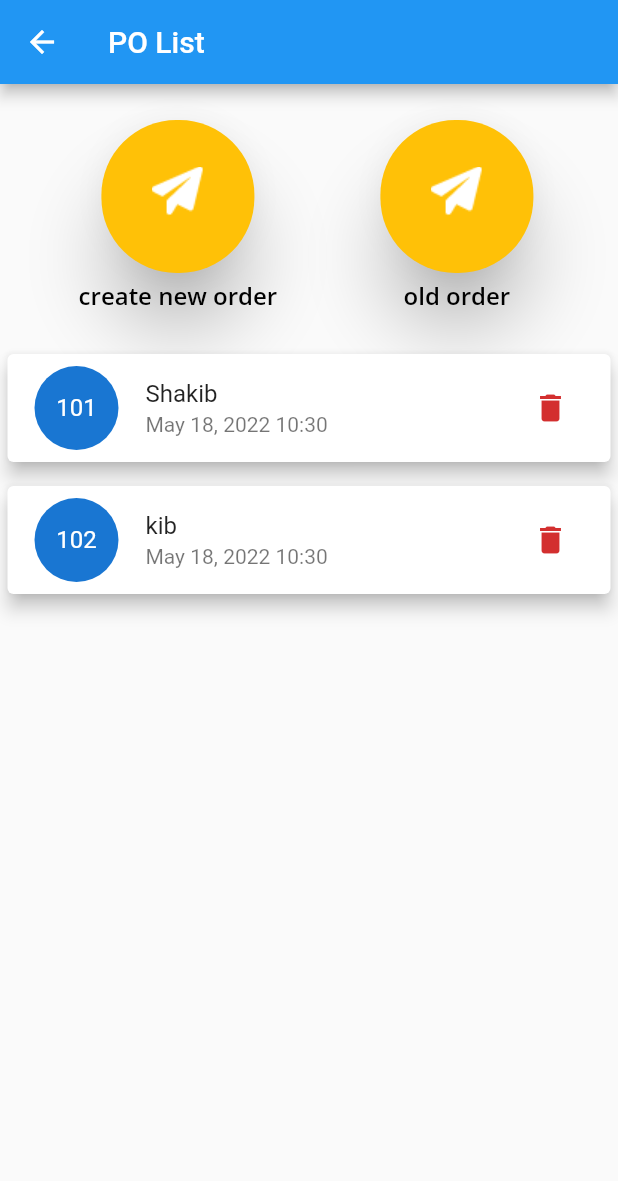
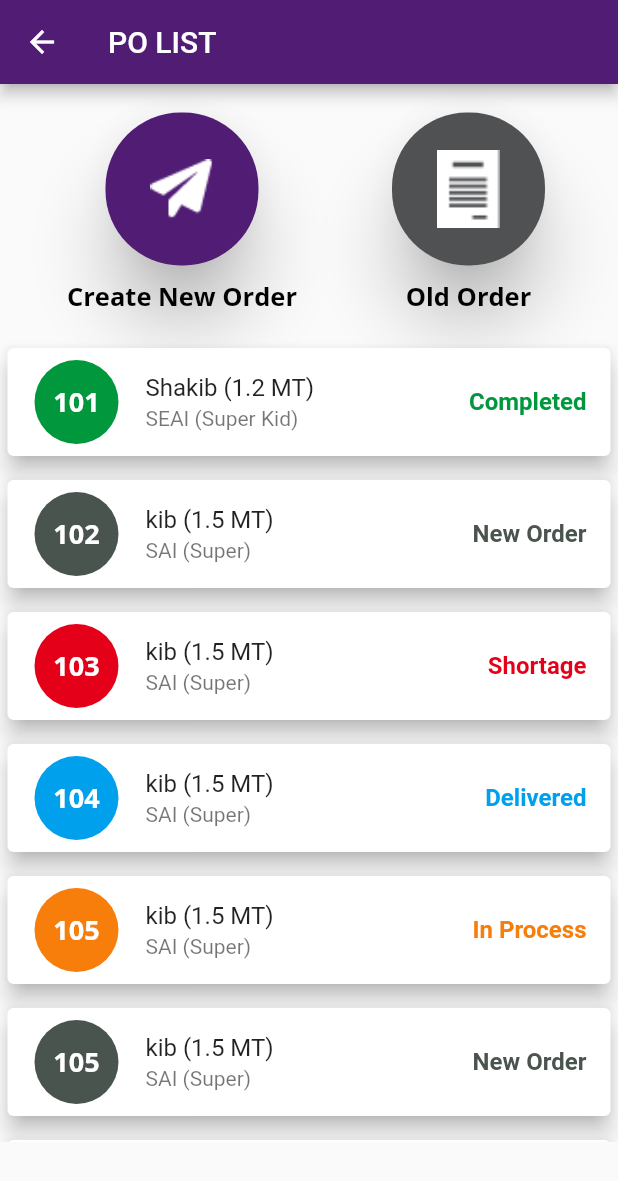
Before and after one commit to Shakibea/nbt, a Flutter app: the POListScreen screen opened by its route, on a phone screen of 412 x 824 dp. Shown: the top 1181 px of the screen. Run offline on Flutter 3.47's test engine with Material 2 defaults, Android fonts, the phone set to English and light mode, and no system bars; our stand-ins replace google_fonts.

Commit message:
new orders category

```diff
--- a/lib/main.dart
+++ b/lib/main.dart
@@ -5,6 +5,7 @@ import './providers/transactions.dart';
 import './screens/po_list_screen.dart';
 import './screens/new_orders_screen.dart';
 import './screens/main_dashboard_screen.dart';
+import './screens/old_orders_screen.dart';
 
 void main() {
   runApp(const MyApp());
@@ -27,6 +28,7 @@ class MyApp extends StatelessWidget {
         routes: {
           NewOrdersScreen.routeName: (_) => NewOrdersScreen(),
           POListScreen.routeName: (_) => POListScreen(),
+          OldOrdersScreen.routeName: (_) => OldOrdersScreen(),
         },
       ),
     );
--- a/lib/providers/transaction.dart
+++ b/lib/providers/transaction.dart
@@ -1,4 +1,6 @@
 import 'package:flutter/material.dart';
+
+enum Status { Complete, MltShortage, InProcess, Delivered, NewOrder }
 
 class Transaction with ChangeNotifier {
   final String id;
@@ -9,7 +11,7 @@ class Transaction with ChangeNotifier {
   final String quantity;
   final String productDetail;
   final DateTime date;
-  final String status;
+  Status status;
 
   Transaction({
     required this.id,
@@ -20,6 +22,40 @@ class Transaction with ChangeNotifier {
     required this.quantity,
     required this.productDetail,
     required this.date,
-    required this.status,
+    this.status = Status.NewOrder,
   });
+
+  String get getStatus {
+    switch (status) {
+      case Status.Complete:
+        return 'Completed';
+      case Status.InProcess:
+        return 'In Process';
+      case Status.MltShortage:
+        return 'Shortage';
+      case Status.NewOrder:
+        return 'New Order';
+      case Status.Delivered:
+        return 'Delivered';
+      default:
+        return 'Unknown';
+    }
+  }
+
+  Color get getColor {
+    switch (status) {
+      case Status.Complete:
+        return const Color(0xff00973D);
+      case Status.InProcess:
+        return const Color(0xffF77E0B);
+      case Status.MltShortage:
+        return const Color(0xffE50019);
+      case Status.NewOrder:
+        return const Color(0xff4A544E);
+      case Status.Delivered:
+        return const Color(0xff00A0EC);
+      default:
+        return const Color(0xff000000);
+    }
+  }
 }
--- a/lib/providers/transactions.dart
+++ b/lib/providers/transactions.dart
@@ -1,8 +1,6 @@
 import 'package:flutter/material.dart';
 
 import 'transaction.dart';
-
-enum status { Complete, MltShortage, InProcess, Delivered, NewOrder }
 
 class Transactions with ChangeNotifier {
   final List<Transaction> _transactions = [
@@ -15,7 +13,7 @@ class Transactions with ChangeNotifier {
       quantity: '1.2 MT',
       productDetail: "productDetail",
       date: DateTime.now(),
-      status: status.InProcess.toString(),
+      status: Status.Complete,
     ),
     Transaction(
       id: '102',
@@ -26,11 +24,70 @@ class Transactions with ChangeNotifier {
       quantity: '1.5 MT',
       productDetail: "productDeta32il",
       date: DateTime.now(),
-      status: status.NewOrder.toString(),
-    )
+      status: Status.NewOrder,
+    ),
+    Transaction(
+      id: '103',
+      productName: 'kib',
+      partyName: 'SAI',
+      factoryName: 'Super',
+      address: 'address 2',
+      quantity: '1.5 MT',
+      productDetail: "productDeta32il",
+      date: DateTime.now(),
+      status: Status.MltShortage,
+    ),
+    Transaction(
+      id: '104',
+      productName: 'kib',
+      partyName: 'SAI',
+      factoryName: 'Super',
+      address: 'address 2',
+      quantity: '1.5 MT',
+      productDetail: "productDeta32il",
+      date: DateTime.now(),
+      status: Status.Delivered,
+    ),
+    Transaction(
+      id: '105',
+      productName: 'kib',
+      partyName: 'SAI',
+      factoryName: 'Super',
+      address: 'address 2',
+      quantity: '1.5 MT',
+      productDetail: "productDeta32il",
+      date: DateTime.now(),
+      status: Status.InProcess,
+    ),
+    Transaction(
+      id: '105',
+      productName: 'kib',
+      partyName: 'SAI',
+      factoryName: 'Super',
+      address: 'address 2',
+      quantity: '1.5 MT',
+      productDetail: "productDeta32il",
+      date: DateTime.now(),
+      status: Status.NewOrder,
+    ),
+    Transaction(
+      id: '105',
+      productName: 'kib',
+      partyName: 'SAI',
+      factoryName: 'Super',
+      address: 'address 2',
+      quantity: '1.5 MT',
+      productDetail: "productDeta32il",
+      date: DateTime.now(),
+      status: Status.Complete,
+    ),
   ];
 
   List<Transaction> get transactions {
     return [..._transactions];
   }
+
+  void addNew(Transaction value) {
+    _transactions.add(value);
+  }
 }
--- a/lib/screens/new_orders_screen.dart
+++ b/lib/screens/new_orders_screen.dart
@@ -1,4 +1,5 @@
 import 'package:flutter/material.dart';
+import 'package:nbt/widgets/app_bar_functions.dart';
 
 class NewOrdersScreen extends StatelessWidget {
   const NewOrdersScreen({Key? key}) : super(key: key);
@@ -8,9 +9,7 @@ class NewOrdersScreen extends StatelessWidget {
   @override
   Widget build(BuildContext context) {
     return Scaffold(
-      appBar: AppBar(
-        title: Text('New Orders'),
-      ),
+      appBar: appBarForNewOrder('CREATE NEW ORDER'),
     );
   }
 }
--- a/lib/screens/po_list_screen.dart
+++ b/lib/screens/po_list_screen.dart
@@ -1,81 +1,75 @@
 import 'package:flutter/material.dart';
 import 'package:provider/provider.dart';
-import 'package:google_fonts/google_fonts.dart';
 
+import '../screens/new_orders_screen.dart';
+import '../screens/old_orders_screen.dart';
+import '../widgets/new_transaction.dart';
 import '../widgets/po_list_item.dart';
 import '../providers/transactions.dart';
+import '../widgets/orders_button.dart';
+import '../widgets/app_bar_functions.dart';
 
 class POListScreen extends StatelessWidget {
   const POListScreen({Key? key}) : super(key: key);
 
   static const routeName = '/po-list';
 
-  Widget newAndOldOrderButton(String title, String icon) {
-    return Column(
-      children: [
-        SizedBox(
-          width: 110,
-          height: 110,
-          child: Card(
-            elevation: 20,
-            color: Colors.amber,
-            shape: RoundedRectangleBorder(
-              borderRadius: BorderRadius.circular(50),
-            ),
-            child: Container(
-              // decoration: BoxDecoration(
-              //     color: Color(color),
-              //     borderRadius: BorderRadius.circular(50)),
-              child: Column(
-                mainAxisAlignment: MainAxisAlignment.center,
-                children: <Widget>[
-                  Image.asset(
-                    icon,
-                    width: 42,
-                  ),
-                  const SizedBox(
-                    height: 7,
-                  ),
-                ],
-              ),
-            ),
-          ),
-        ),
-        Text(
-          title,
-          style: GoogleFonts.openSans(
-              textStyle: const TextStyle(
-                  color: Colors.black,
-                  fontSize: 16,
-                  fontWeight: FontWeight.w600)),
-        ),
-      ],
+  /*todo*/
+  void _ass() {}
+  void _startAddNewTransaction(BuildContext context) {
+    // From StackOverflow
+    showModalBottomSheet(
+      shape: RoundedRectangleBorder(
+        borderRadius: BorderRadius.circular(15.0),
+      ),
+      context: context,
+      isScrollControlled: true,
+      builder: (builder) {
+        return Container(
+          height: MediaQuery.of(context).size.height - 50,
+          padding: MediaQuery.of(context).viewInsets,
+          child: NewTransaction(_ass),
+        );
+      },
     );
   }
+  /*todo*/
 
   @override
   Widget build(BuildContext context) {
     var transactionData = Provider.of<Transactions>(context);
     var transaction = transactionData.transactions;
     return Scaffold(
-      appBar: AppBar(
-        title: Text('PO List'),
-      ),
+      appBar: appBarForNewOrder('PO LIST'),
       body: Column(
         children: [
           Padding(
-            padding: EdgeInsets.all(20),
+            padding: const EdgeInsets.all(15),
             child: Row(
               mainAxisAlignment: MainAxisAlignment.spaceAround,
               children: [
-                newAndOldOrderButton(
-                    'create new order', 'lib/assets/new_order_icon.png'),
-                newAndOldOrderButton(
-                    'old order', 'lib/assets/new_order_icon.png'),
+                InkWell(
+                  onTap: () => _startAddNewTransaction(context),
+                  // Navigator.pushNamed(context, NewOrdersScreen.routeName),
+                  child: OrdersButton(
+                    title: 'Create New Order',
+                    icon: 'lib/assets/new_order_icon.png',
+                    color: 0xff511C74,
+                  ),
+                ),
+                InkWell(
+                  onTap: () =>
+                      Navigator.pushNamed(context, OldOrdersScreen.routeName),
+                  child: OrdersButton(
+                    title: 'Old Order',
+                    icon: 'lib/assets/reports_icon.png',
+                    color: 0xff505153,
+                  ),
+                ),
               ],
             ),
           ),
-          Container(
+          SizedBox(
             width: double.infinity,
             height: (MediaQuery.of(context).size.height -
                     AppBar().preferredSize.height -
@@ -94,10 +88,3 @@ class POListScreen extends StatelessWidget {
     );
   }
 }
-
-// Column(
-// children: [
-
-// ],
-// ),
-// ),
--- /dev/null
+++ b/lib/widgets/app_bar_functions.dart
@@ -0,0 +1,8 @@
+import 'package:flutter/material.dart';
+
+PreferredSizeWidget? appBarForNewOrder(String title) {
+  return AppBar(
+    title: Text(title),
+    backgroundColor: const Color(0xff511C74),
+  );
+}
--- a/lib/widgets/main_grid_dashboard.dart
+++ b/lib/widgets/main_grid_dashboard.dart
@@ -47,7 +47,7 @@ class MainGridDashboard extends StatelessWidget {
       subtitle: "",
       event: "2 Items",
       // img: "lib/assets/accounts_icon.png",
-      img: "lib/assets/returns_icon.png",
+      img: "lib/assets/notices_icon.png",
       color: 0xff89BA2B,
     ),
     DashboardItems(
--- /dev/null
+++ b/lib/widgets/orders_button.dart
@@ -0,0 +1,55 @@
+import 'package:flutter/material.dart';
+import 'package:google_fonts/google_fonts.dart';
+
+class OrdersButton extends StatelessWidget {
+  final String title;
+  final String icon;
+  final int color;
+
+  OrdersButton({
+    Key? key,
+    required this.title,
+    required this.icon,
+    required this.color,
+  }) : super(key: key);
+
+  @override
+  Widget build(BuildContext context) {
+    return Column(
+      children: [
+        SizedBox(
+          width: 110,
+          height: 110,
+          child: Card(
+            elevation: 20,
+            color: Color(color),
+            shape: RoundedRectangleBorder(
+              borderRadius: BorderRadius.circular(50),
+            ),
+            child: Column(
+              mainAxisAlignment: MainAxisAlignment.center,
+              children: <Widget>[
+                Image.asset(
+                  icon,
+                  width: 42,
+                  fit: BoxFit.cover,
+                ),
+              ],
+            ),
+          ),
+        ),
+        const SizedBox(
+          height: 5,
+        ),
+        Text(
+          title,
+          style: GoogleFonts.openSans(
+              textStyle: const TextStyle(
+                  color: Colors.black,
+                  fontSize: 17,
+                  fontWeight: FontWeight.w700)),
+        ),
+      ],
+    );
+  }
+}
--- a/lib/widgets/po_list_item.dart
+++ b/lib/widgets/po_list_item.dart
@@ -1,62 +1,49 @@
 import 'package:flutter/material.dart';
+import 'package:google_fonts/google_fonts.dart';
 import 'package:provider/provider.dart';
 import 'package:intl/intl.dart';
 
 import '../providers/transaction.dart';
 
 class POListItem extends StatelessWidget {
-  // const POListItem({Key? key}) : super(key: key);
-
-//down todo
-  Color? _color;
-
-  final availableColors = [
-    Colors.red,
-    Colors.purple,
-    Colors.yellow,
-    Colors.orangeAccent
-  ];
-  void color() {
-    // _color = availableColors[Random().nextInt(4)]
-    if (2 > 500) {
-      _color = availableColors[0];
-    } else if (1 < 500 && 3 > 300) {
-      _color = availableColors[2];
-    } else {
-      _color = availableColors[3];
-    }
-  }
-  //up todo
+  const POListItem({Key? key}) : super(key: key);
 
   @override
   Widget build(BuildContext context) {
     final product = Provider.of<Transaction>(context, listen: false);
     return Card(
-      elevation: 5,
+      elevation: 6,
       margin: const EdgeInsets.symmetric(vertical: 8, horizontal: 5),
       child: ListTile(
         leading: CircleAvatar(
-            backgroundColor: _color,
+            backgroundColor: product.getColor,
             child: Padding(
               padding: const EdgeInsets.all(5),
               child: FittedBox(
                 child: Text(
                   product.id,
+                  style: GoogleFonts.openSans(
+                    textStyle: const TextStyle(
+                      fontSize: 18,
+                      color: Colors.white,
+                      fontWeight: FontWeight.w700,
+                    ),
+                  ),
                 ),
               ),
             ),
             radius: 30),
         title: Text(
-          product.productName,
+          '${product.productName} (${product.quantity})',
           // style: Theme.of(context).textTheme.headline6,
         ),
-        subtitle: Text(
-          DateFormat.yMMMMd().add_Hm().format(product.date),
-        ),
-        trailing: IconButton(
-          color: Theme.of(context).errorColor,
-          icon: const Icon(Icons.delete),
-          onPressed: () {},
+        subtitle: Text('${product.partyName} (${product.factoryName})'),
+        trailing: Text(
+          product.getStatus,
+          style: TextStyle(
+              color: product.getColor,
+              fontSize: 16,
+              fontWeight: FontWeight.bold),
         ),
       ),
     );
--- a/pubspec.yaml
+++ b/pubspec.yaml
@@ -70,6 +70,7 @@ flutter:
     - lib/assets/requisition_icon.png
     - lib/assets/returns_icon.png
     - lib/assets/team_icon.png
+    - lib/assets/reports_icon.png
 
   # An image asset can refer to one or more resolution-specific "variants", see
   # https://flutter.dev/assets-and-images/#resolution-aware.
```
Also changed, not shown: lib/screens/old_orders_screen.dart (added, +16 -0 lines), lib/widgets/adaptive_text_button.dart (added, +32 -0 lines), lib/widgets/input_text_field.dart (added, +40 -0 lines), lib/widgets/new_transaction.dart (added, +118 -0 lines), lib/assets/accounts_icon.png, lib/assets/reports_icon.png (added).
